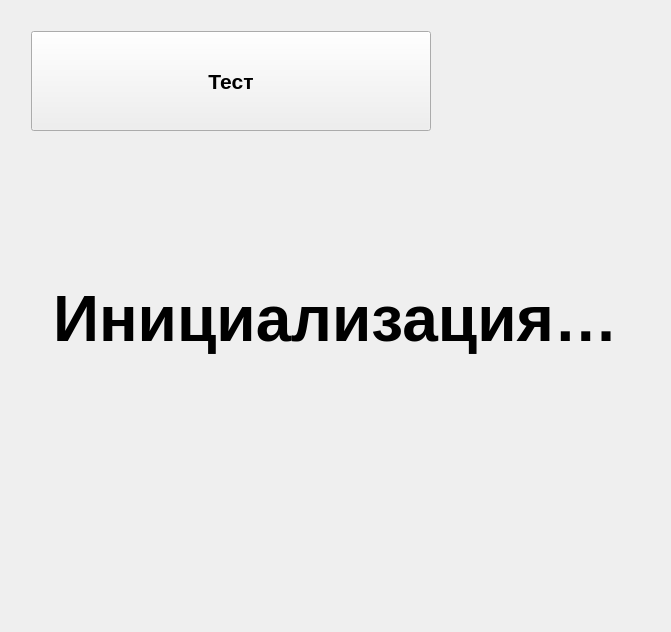
Qt form mainwindow.ui (wolandtel/terminal) before a commit.
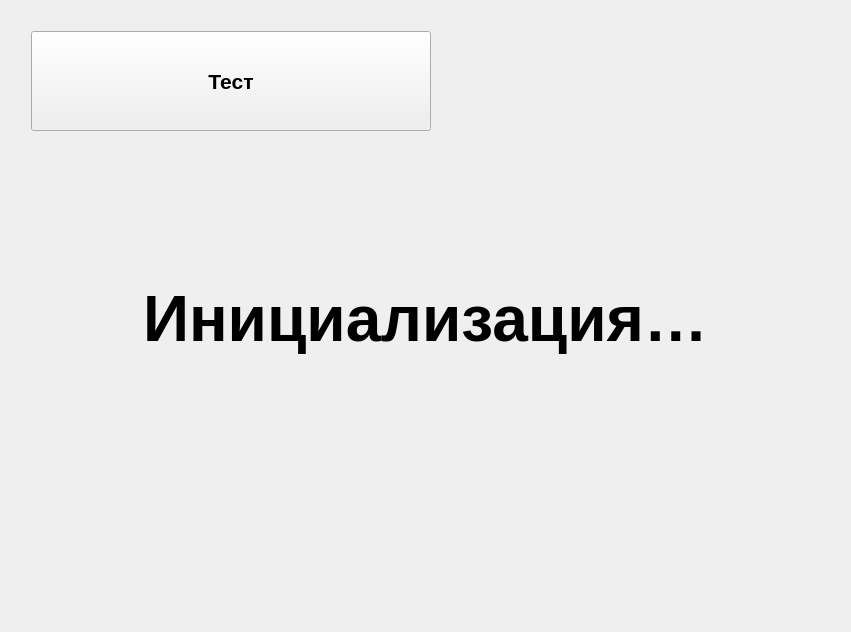
The same form after that commit.

Commit message: * Компоновка главного окна

```diff
--- a/mainwindow.ui
+++ b/mainwindow.ui
@@ -6,7 +6,7 @@
    <rect>
     <x>0</x>
     <y>0</y>
-    <width>671</width>
+    <width>851</width>
     <height>632</height>
    </rect>
   </property>
@@ -17,46 +17,17 @@
    <enum>Qt::NoContextMenu</enum>
   </property>
   <widget class="QWidget" name="centralWidget">
-   <layout class="QVBoxLayout" name="verticalLayout">
+   <layout class="QVBoxLayout" name="verticalLayout_2">
     <item>
-     <layout class="QHBoxLayout" name="horizontalLayout_2">
+     <layout class="QVBoxLayout" name="verticalLayout">
       <item>
-       <spacer name="horizontalSpacer_4">
-        <property name="orientation">
-         <enum>Qt::Horizontal</enum>
-        </property>
-        <property name="sizeType">
-         <enum>QSizePolicy::Fixed</enum>
-        </property>
-        <property name="sizeHint" stdset="0">
-         <size>
-          <width>20</width>
-          <height>20</height>
-         </size>
-        </property>
-       </spacer>
-      </item>
-      <item>
-       <layout class="QVBoxLayout" name="verticalLayout_2">
+       <layout class="QHBoxLayout" name="horizontalLayout_2">
         <property name="leftMargin">
-         <number>0</number>
+         <number>20</number>
         </property>
-        <item>
-         <spacer name="verticalSpacer_3">
-          <property name="orientation">
-           <enum>Qt::Vertical</enum>
-          </property>
-          <property name="sizeType">
-           <enum>QSizePolicy::Fixed</enum>
-          </property>
-          <property name="sizeHint" stdset="0">
-           <size>
-            <width>20</width>
-            <height>20</height>
-           </size>
-          </property>
-         </spacer>
-        </item>
+        <property name="topMargin">
+         <number>20</number>
+        </property>
         <item>
          <widget class="QPushButton" name="debugPb">
           <property name="minimumSize">
@@ -87,14 +58,14 @@
          </widget>
         </item>
         <item>
-         <spacer name="verticalSpacer_2">
+         <spacer name="horizontalSpacer_3">
           <property name="orientation">
-           <enum>Qt::Vertical</enum>
+           <enum>Qt::Horizontal</enum>
           </property>
           <property name="sizeHint" stdset="0">
            <size>
-            <width>20</width>
-            <height>40</height>
+            <width>40</width>
+            <height>20</height>
            </size>
           </property>
          </spacer>
@@ -102,14 +73,14 @@
        </layout>
       </item>
       <item>
-       <spacer name="horizontalSpacer_3">
+       <spacer name="verticalSpacer">
         <property name="orientation">
-         <enum>Qt::Horizontal</enum>
+         <enum>Qt::Vertical</enum>
         </property>
         <property name="sizeHint" stdset="0">
          <size>
-          <width>40</width>
-          <height>20</height>
+          <width>20</width>
+          <height>40</height>
          </size>
         </property>
        </spacer>
@@ -118,9 +89,6 @@
     </item>
     <item>
      <layout class="QHBoxLayout" name="horizontalLayout">
-      <property name="bottomMargin">
-       <number>0</number>
-      </property>
       <item>
        <spacer name="horizontalSpacer_5">
         <property name="orientation">
@@ -179,14 +147,14 @@
      </layout>
     </item>
     <item>
-     <spacer name="verticalSpacer">
+     <spacer name="verticalSpacer_2">
       <property name="orientation">
        <enum>Qt::Vertical</enum>
       </property>
       <property name="sizeHint" stdset="0">
        <size>
         <width>20</width>
-        <height>40</height>
+        <height>262</height>
        </size>
       </property>
      </spacer>
```
